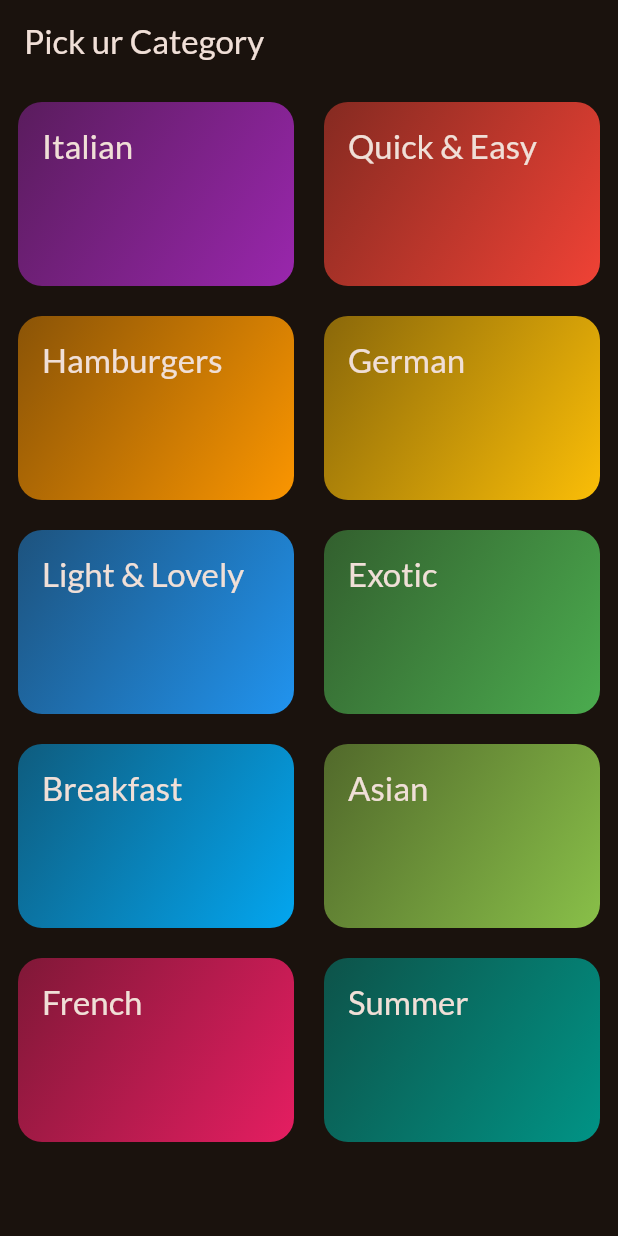
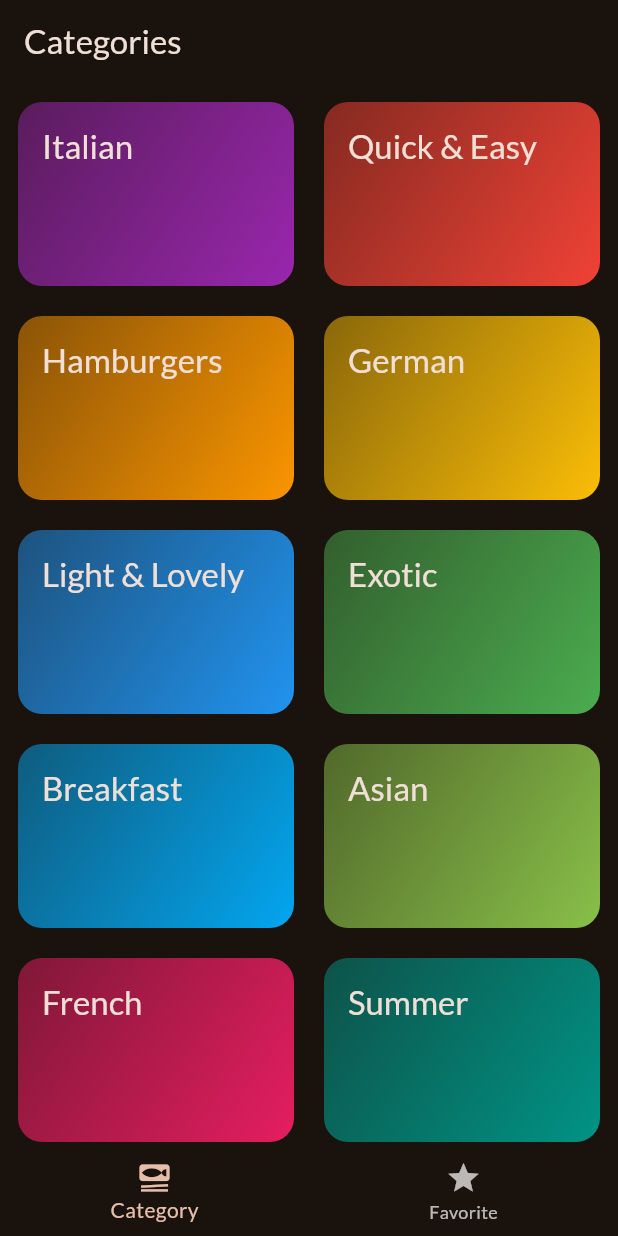
Before and after one commit to AmitAswal-lab/Flutter-Meal-App, a Flutter app: the screen it shows after launch, on a phone screen of 412 x 824 dp. Run offline on Flutter 3.47's test engine with Material 3 defaults, Android fonts, the phone set to English and light mode, and no system bars; our stand-ins replace google_fonts, transparent_image.

Commit message:
Added Navigation bottom tab and Favorite toggles and Favoraite screen for meals

```diff
--- a/lib/main.dart
+++ b/lib/main.dart
@@ -1,6 +1,6 @@
 import 'package:flutter/material.dart';
 import 'package:google_fonts/google_fonts.dart';
-import 'package:meal_app/screens/categories.dart';
+import 'package:meal_app/screens/tab.dart';
 
 
 
@@ -24,7 +24,7 @@ class App extends StatelessWidget {
   Widget build(BuildContext context) {
     return MaterialApp(
       theme: theme,
-      home: CategoriesScreen(),
+      home: TabScreen(),
     );
   }
 }
--- a/lib/screens/categories.dart
+++ b/lib/screens/categories.dart
@@ -1,12 +1,16 @@
 import 'package:flutter/material.dart';
 import 'package:meal_app/data/dummy_data.dart';
 import 'package:meal_app/models/category.dart';
+import 'package:meal_app/models/meal.dart';
+
 
 import 'package:meal_app/screens/meals.dart';
 import 'package:meal_app/widgets/category_grid_item.dart';
 
 class CategoriesScreen extends StatelessWidget {
-  const CategoriesScreen({super.key});
+  const CategoriesScreen({super.key, required this.onToggleFavorite});
+
+  final void Function(Meal meal) onToggleFavorite;
 
   void _selectCategory(BuildContext context, Category category) {
 
@@ -14,16 +18,14 @@ class CategoriesScreen extends StatelessWidget {
     Navigator.push(
       context,
       MaterialPageRoute(
-        builder: (ctx) => MealsScreen(title: category.title, meals: filterMeals),
+        builder: (ctx) => MealsScreen(title: category.title, meals: filterMeals, onToggleFavorite: onToggleFavorite,),
       ),
     );
   }
 
   @override
   Widget build(BuildContext context) {
-    return Scaffold(
-      appBar: AppBar(title: const Text("Pick ur Category")),
-      body: GridView(
+    return  GridView(
         padding: EdgeInsets.all(12),
         gridDelegate: const SliverGridDelegateWithFixedCrossAxisCount(
           crossAxisCount: 2,
@@ -38,7 +40,6 @@ class CategoriesScreen extends StatelessWidget {
             .toList(),
         /*for(final category in availableCategories)
          CategoryGridItem(category: category)*/
-      ),
     );
   }
 }
--- /dev/null
+++ b/lib/screens/tab.dart
@@ -0,0 +1,74 @@
+import 'package:flutter/material.dart';
+import 'package:meal_app/models/meal.dart';
+import 'package:meal_app/screens/categories.dart';
+import 'package:meal_app/screens/meals.dart';
+
+class TabScreen extends StatefulWidget {
+  const TabScreen({super.key});
+
+  @override
+  State<TabScreen> createState() => _TabScreenState();
+}
+
+class _TabScreenState extends State<TabScreen> {
+  int _selectedPageIndex = 0;
+
+  final List<Meal> _favoriteMeals = [];
+
+  void _showInfoMessage(String message) {
+    ScaffoldMessenger.of(context).clearSnackBars();
+    ScaffoldMessenger.of(context).showSnackBar(SnackBar(content: Text(message),),);
+  }
+
+  void _toggleMealFavorite(Meal meal) {
+    final bool _isExisting = _favoriteMeals.contains(meal);
+
+    if (_isExisting) {
+      setState(() {
+        _favoriteMeals.remove(meal);
+        _showInfoMessage('Meal is no longer a Favorite');
+      });
+    } else {
+      setState(() {
+        _favoriteMeals.add(meal);
+        _showInfoMessage('Marked as a Favorite!');
+      });
+    }
+  }
+
+  void _selectpage(int index) {
+    setState(() {
+      _selectedPageIndex = index;
+    });
+  }
+
+  @override
+  Widget build(BuildContext context) {
+    Widget activePage = CategoriesScreen(onToggleFavorite: _toggleMealFavorite);
+    var activePageTitle = "Categories";
+
+    if (_selectedPageIndex == 1) {
+      activePage = MealsScreen(
+        meals: _favoriteMeals,
+        onToggleFavorite: _toggleMealFavorite,
+      );
+      activePageTitle = "Your Favorites";
+    }
+
+    return Scaffold(
+      appBar: AppBar(title: Text(activePageTitle)),
+      body: activePage,
+      bottomNavigationBar: BottomNavigationBar(
+        onTap: _selectpage,
+        currentIndex: _selectedPageIndex,
+        items: [
+          BottomNavigationBarItem(
+            icon: Icon(Icons.set_meal),
+            label: 'Category',
+          ),
+          BottomNavigationBarItem(icon: Icon(Icons.star), label: 'Favorite'),
+        ],
+      ),
+    );
+  }
+}
```
Also changed, not shown: lib/screens/meal_details.dart (+34 -15 lines), lib/screens/meals.dart (+26 -7 lines).
